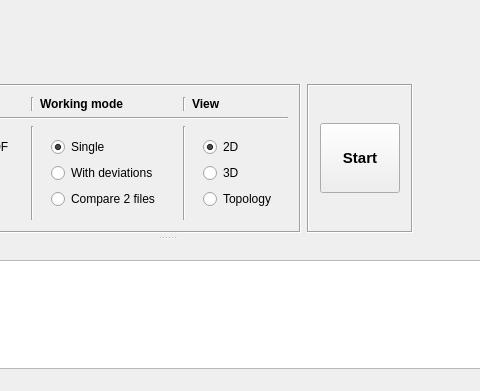
This is src/network_viewer_qt_v2/GUI/mainwindow.ui in clustbench/network-tests2 as Qt 5 draws it before an edit; both pictures show x 233 to 713 and y 169 to 560 of the 800 by 560 pixel window. The edited form follows.
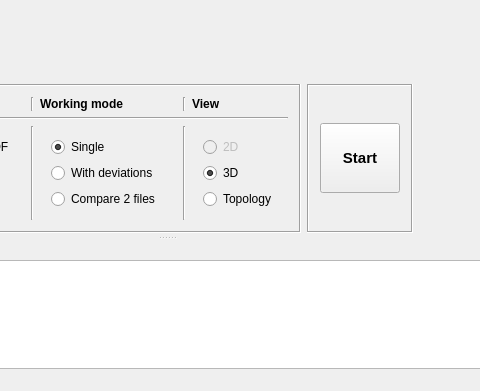
This is the edited form. Icons and pictures are not drawn.

```diff
--- a/src/network_viewer_qt_v2/GUI/mainwindow.ui
+++ b/src/network_viewer_qt_v2/GUI/mainwindow.ui
@@ -304,11 +304,17 @@
                <layout class="QVBoxLayout" name="verticalLayout_12">
                 <item>
                  <widget class="QRadioButton" name="view2D">
+                  <property name="enabled">
+                   <bool>false</bool>
+                  </property>
                   <property name="text">
                    <string notr="true">2D</string>
                   </property>
+                  <property name="checkable">
+                   <bool>false</bool>
+                  </property>
                   <property name="checked">
-                   <bool>true</bool>
+                   <bool>false</bool>
                   </property>
                   <property name="autoExclusive">
                    <bool>true</bool>
@@ -320,6 +326,9 @@
                   <property name="text">
                    <string notr="true">3D</string>
                   </property>
+                  <property name="checked">
+                   <bool>true</bool>
+                  </property>
                  </widget>
                 </item>
                 <item>
```
Left out of the diff: 38 changed lines with no effect on the pictures.
